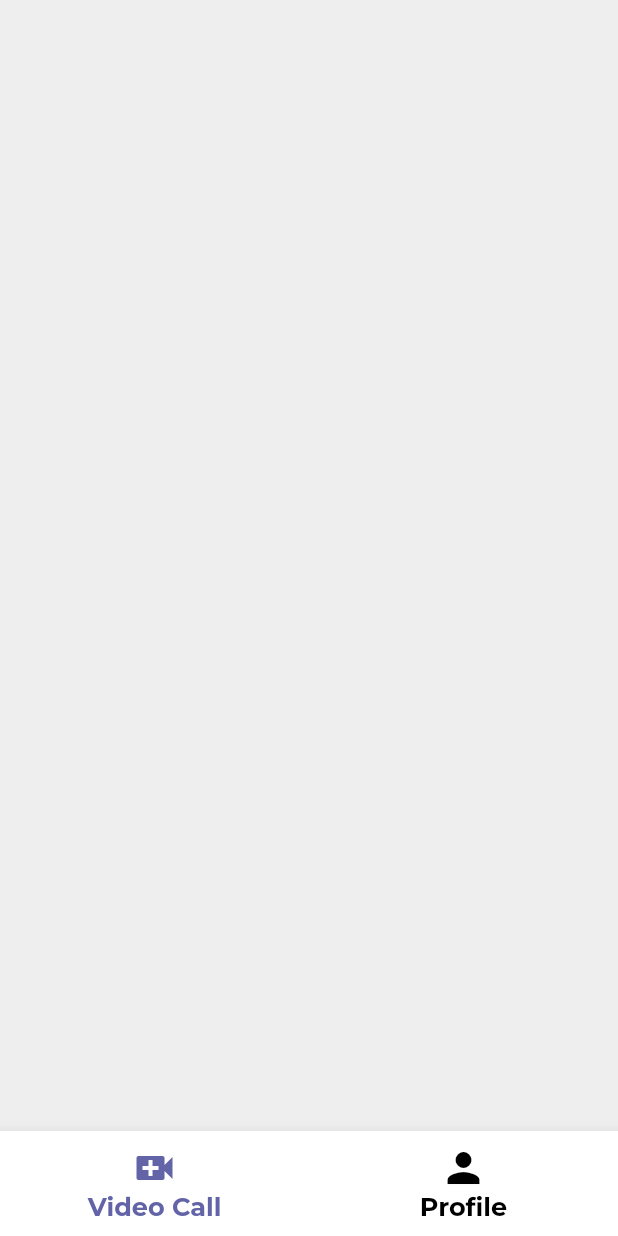
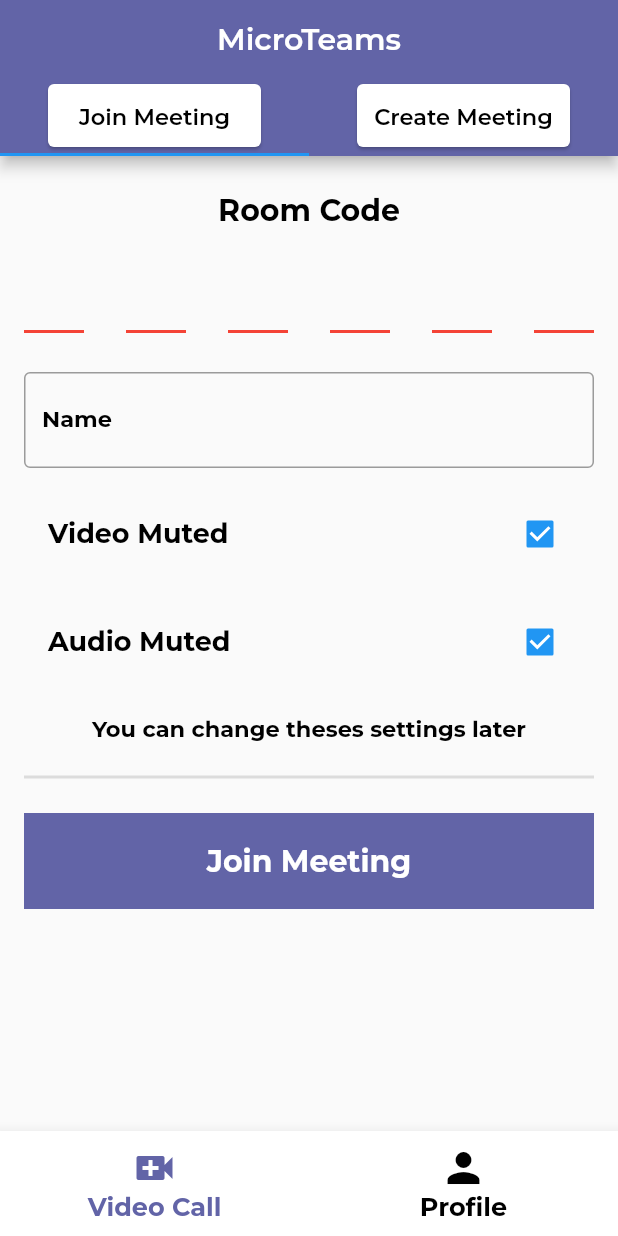
Before and after one commit to iamparasbansal/MicroTeams, a Flutter app: the screen it shows once a user with an empty profile is signed in, on a phone screen of 412 x 824 dp. Run offline on Flutter 3.47's test engine with Material 2 defaults, Android fonts, the phone set to English and light mode, and no system bars; drawn by our look-alikes of pin_code_fields; our stand-ins replace cloud_firestore, firebase_auth, firebase_core, flutter_custom_clippers, google_fonts, introduction_screen; missing offline and left inert: flutter_config, jitsi_meet; accounts and stored records are empty.

Commit message:
Jitsi implemented (Sprint 1 completed)

```diff
--- a/lib/screens/intro-screens.dart
+++ b/lib/screens/intro-screens.dart
@@ -6,7 +6,7 @@
 
 import 'package:flutter/material.dart';
 import 'package:introduction_screen/introduction_screen.dart';
-import 'package:microteams/screens/navigate-auth-screen.dart';
+import 'package:microteams/screens/auth-screen.dart';
 import 'package:microteams/theme/app-colors.dart';
 import 'package:microteams/utils/variables.dart';
 
--- a/lib/screens/video-conference-screen.dart
+++ b/lib/screens/video-conference-screen.dart
@@ -1,4 +1,8 @@
 import 'package:flutter/material.dart';
+import 'package:microteams/theme/app-colors.dart';
+import 'package:microteams/utils/variables.dart';
+import 'package:microteams/video-conference/create-meeting.dart';
+import 'package:microteams/video-conference/join-meeting.dart';
 
 class VideoConferenceScreen extends StatefulWidget {
   const VideoConferenceScreen({ Key? key }) : super(key: key);
@@ -7,11 +11,63 @@ class VideoConferenceScreen extends StatefulWidget {
   _VideoConferenceScreenState createState() => _VideoConferenceScreenState();
 }
 
-class _VideoConferenceScreenState extends State<VideoConferenceScreen> {
+class _VideoConferenceScreenState extends State<VideoConferenceScreen>
+  with SingleTickerProviderStateMixin {
+
+  late TabController tabController;
+
+  buildtab(String name){
+    return Container(
+      width: 150,
+      height: 50,
+      child: Card(
+        child: Center(
+          child: Text(
+            name,
+            style: mystyle(15, black, FontWeight.w600)
+          ),
+        ),
+      ),
+    );
+  }
+
+  @override
+  void initState() {
+    super.initState();
+    tabController = TabController(
+      length: 2,
+      vsync: this
+    );
+  }
+
   @override
   Widget build(BuildContext context) {
-    return Container(
 
+    var appBar = AppBar(
+      centerTitle: true,
+      backgroundColor: purpleSecondary,
+      title: Text(
+        "MicroTeams",
+        style: mystyle(20, white, FontWeight.w600),
+      ),
+      bottom: TabBar(
+        controller: tabController,
+        tabs: [
+          buildtab("Join Meeting"),
+          buildtab("Create Meeting")
+        ],
+      ),
+    );
+
+    return Scaffold(
+      appBar: appBar,
+      body: TabBarView(
+        controller: tabController,
+        children: [
+          JoinMeeting(),
+          CreateMeeting(),
+        ],
+      ),
     );
   }
 }
--- /dev/null
+++ b/lib/video-conference/join-meeting.dart
@@ -0,0 +1,176 @@
+import 'dart:io';
+
+import 'package:cloud_firestore/cloud_firestore.dart';
+import 'package:firebase_auth/firebase_auth.dart';
+import 'package:flutter/material.dart';
+import 'package:jitsi_meet/jitsi_meet.dart';
+import 'package:microteams/theme/app-colors.dart';
+import 'package:microteams/utils/variables.dart';
+import 'package:pin_code_fields/pin_code_fields.dart';
+
+class JoinMeeting extends StatefulWidget {
+  const JoinMeeting({ Key? key }) : super(key: key);
+
+  @override
+  _JoinMeetingState createState() => _JoinMeetingState();
+}
+
+class _JoinMeetingState extends State<JoinMeeting> {
+
+  TextEditingController nameController = TextEditingController();
+  TextEditingController roomController = TextEditingController();
+  bool? isVideoMuted = true;
+  bool? isAudioMuted = true;
+  String name = '';
+
+  @override
+  void initState() {
+    super.initState();
+    getUserData();
+  }
+
+  //------------------------------------------------------------------------
+  // Function to get User Data from Firestore Database
+  //------------------------------------------------------------------------
+  getUserData() async {
+    DocumentSnapshot userDoc = await userCollection.doc(FirebaseAuth.instance.currentUser!.uid).get();
+     setState((){
+       name = (userDoc.data() as dynamic)['name'];
+     });
+  }
+
+
+  joinMeetingFunction() async{
+
+     print("Paras Bansal");
+     print(roomController.text);
+
+    try{
+      Map<FeatureFlagEnum, bool> featureFlags = {
+        FeatureFlagEnum.WELCOME_PAGE_ENABLED : false
+      };
+
+      if (Platform.isAndroid){
+        featureFlags[FeatureFlagEnum.CALL_INTEGRATION_ENABLED] = false;
+      } else if (Platform.isIOS) {
+        featureFlags[FeatureFlagEnum.PIP_ENABLED] = false;
+      }
+
+      var options = JitsiMeetingOptions(room: roomController.text)
+      ..userDisplayName = nameController.text == '' ? name : nameController.text
+      ..audioMuted = isAudioMuted
+      ..videoMuted = isVideoMuted
+      ..featureFlags.addAll(featureFlags);
+      print("Paras Bansal");
+      print(roomController.text);
+      await JitsiMeet.joinMeeting(options);
+    } catch(e) {
+      print("Error: $e");
+      print("Paras Bansal");
+      print(roomController.text);
+    }
+  }
+
+  @override
+  Widget build(BuildContext context) {
+
+    var joinMeetingButton = InkWell(
+      onTap: (){
+        joinMeetingFunction();
+      },
+      child: Container(
+        width: double.maxFinite,
+        height: 64,
+        decoration: BoxDecoration(
+          color: purpleSecondary,
+        ),
+        child: Center(
+          child: Text(
+            "Join Meeting",
+            style: mystyle(20, white),
+          ),
+        ),
+      )
+    );
+
+
+    return Scaffold(
+      body: Container(
+        padding: EdgeInsets.symmetric(
+          horizontal: 16
+        ),
+        child: SingleChildScrollView(
+          child: Column(
+            children: [
+              mySizedBox(24),
+              Text(
+                "Room Code",
+                style: mystyle(20),
+              ),
+              mySizedBox(20),
+              PinCodeTextField(
+                controller: roomController,
+                appContext: context,
+                length: 6,
+                autoDisposeControllers: false,
+                animationType: AnimationType.fade,
+                pinTheme: PinTheme(
+                  shape: PinCodeFieldShape.underline
+                ),
+                animationDuration: Duration(milliseconds: 300),
+                onChanged: (value){},
+              ),
+              mySizedBox(10),
+              TextField(
+                controller: nameController,
+                style: mystyle(20),
+                decoration: InputDecoration(
+                  border: OutlineInputBorder(),
+                  labelText: "Name",
+                  labelStyle: mystyle(15)
+                ),
+              ),
+              mySizedBox(16),
+              CheckboxListTile(
+                value: isVideoMuted,
+                onChanged: (value){
+                  setState(() {
+                    isVideoMuted = value;
+                  });
+                },
+                title: Text(
+                  "Video Muted",
+                  style: mystyle(18, black)
+                ),
+              ),
+              mySizedBox(16),
+              CheckboxListTile(
+                value: isAudioMuted,
+                onChanged: (value){
+                  setState(() {
+                    isAudioMuted = value;
+                  });
+                },
+                title: Text(
+                  "Audio Muted",
+                  style: mystyle(18, black)
+                ),
+              ),
+              mySizedBox(20),
+              Text(
+                "You can change theses settings later",
+                style: mystyle(15),
+                textAlign: TextAlign.center,
+              ),
+              Divider(
+                height: 48,
+                thickness: 2.0,
+              ),
+              joinMeetingButton
+            ],
+          ),
+        ),
+      ),
+    );
+  }
+}
```
Also changed, not shown: lib/screens/auth-screen.dart (renamed from lib/screens/navigate-auth-screen.dart, +13 -13 lines), lib/screens/profile-screen.dart (+75 -4 lines), lib/screens/register-screen.dart (+11 -11 lines), lib/video-conference/create-meeting.dart (added, +83 -0 lines).
